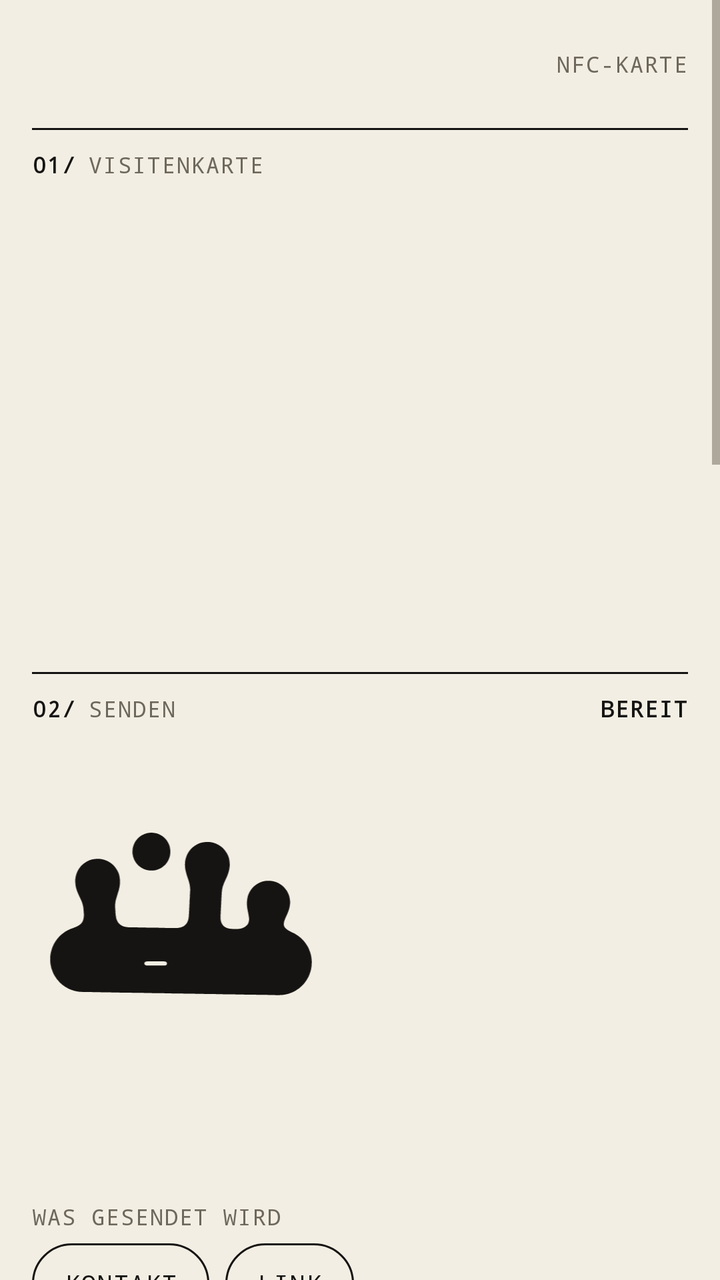
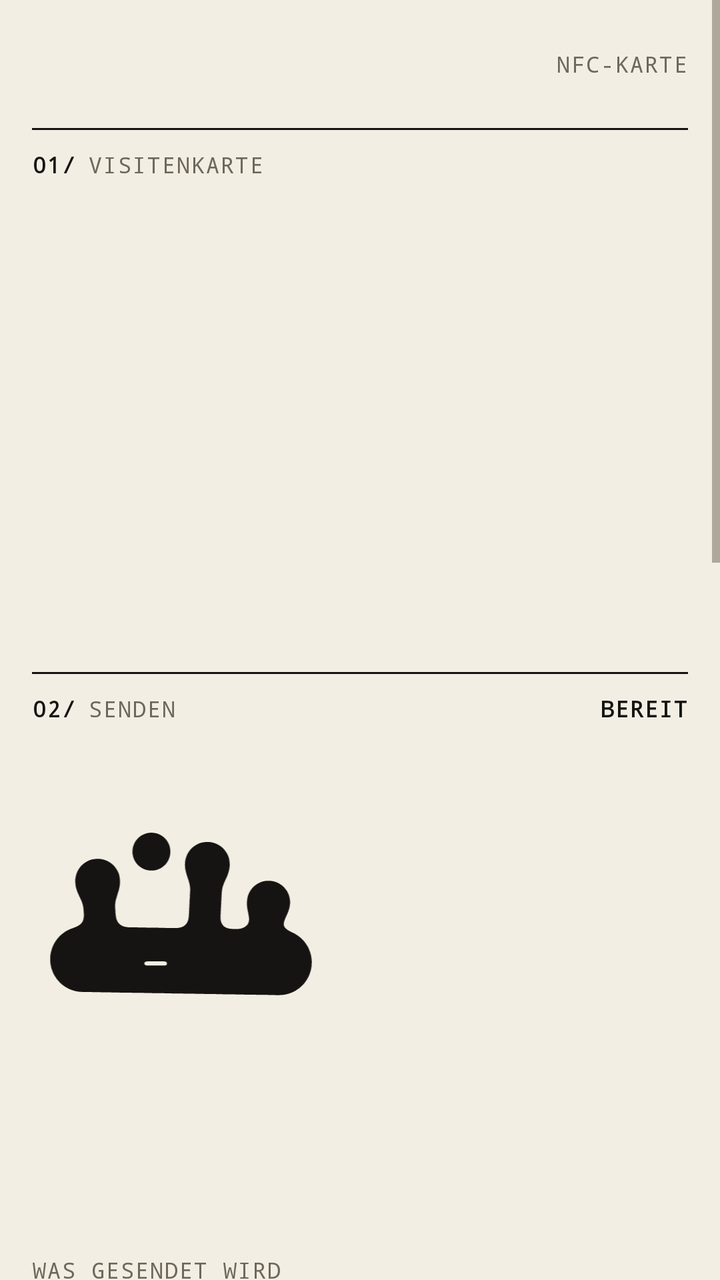

An Android layout rendered at two revisions. The XML below is the earlier revision; the diff shows what the commit changed to produce the second picture.
<!-- AndroidManifest.xml: application theme AppTheme -->
<!-- res/layout/activity_main.xml -->
<?xml version="1.0" encoding="utf-8"?>
<ScrollView xmlns:android="http://schemas.android.com/apk/res/android"
    android:id="@+id/scroll"
    android:layout_width="match_parent"
    android:layout_height="match_parent"
    android:background="@color/paper"
    android:fillViewport="true">

    <LinearLayout
        android:layout_width="match_parent"
        android:layout_height="wrap_content"
        android:orientation="vertical"
        android:paddingLeft="16dp"
        android:paddingRight="16dp"
        android:paddingBottom="32dp">

        
        <LinearLayout
            android:layout_width="match_parent"
            android:layout_height="64dp"
            android:gravity="center_vertical"
            android:orientation="horizontal">

            <ImageView
                android:id="@+id/logo"
                android:layout_width="wrap_content"
                android:layout_height="34dp"
                android:adjustViewBounds="true"
                android:contentDescription="rittau"
                android:scaleType="fitStart" />

            <TextView
                android:id="@+id/logoPlaceholder"
                style="@style/Kicker"
                android:text="LOGO · PLATZHALTER"
                android:visibility="gone" />

            <View
                android:layout_width="0dp"
                android:layout_height="1dp"
                android:layout_weight="1" />

            <TextView
                style="@style/Kicker"
                android:text="NFC-KARTE" />
        </LinearLayout>

        <View style="@style/Line" />

        
        <LinearLayout style="@style/SectionHead">
            <TextView style="@style/KickerNum" android:layout_marginRight="6dp" android:text="01/" />
            <TextView style="@style/Kicker" android:text="Visitenkarte" />
        </LinearLayout>

        <TextView
            android:id="@+id/name"
            android:layout_width="match_parent"
            android:layout_height="wrap_content"
            android:layout_marginTop="40dp"
            android:fontFamily="sans-serif-medium"
            android:includeFontPadding="false"
            android:letterSpacing="-0.045"
            android:lineSpacingMultiplier="0.95"
            android:textColor="@color/ink"
            android:textSize="46sp" />

        <TextView
            android:id="@+id/statement"
            android:layout_width="match_parent"
            android:layout_height="wrap_content"
            android:layout_marginTop="14dp"
            android:fontFamily="sans-serif-medium"
            android:letterSpacing="-0.03"
            android:lineSpacingMultiplier="1.04"
            android:textColor="@color/ink"
            android:textSize="24sp" />

        <LinearLayout
            android:id="@+id/meta"
            android:layout_width="match_parent"
            android:layout_height="wrap_content"
            android:layout_marginTop="40dp"
            android:orientation="vertical" />

        
        <View
            style="@style/Line"
            android:layout_marginTop="56dp" />

        <LinearLayout style="@style/SectionHead">
            <TextView style="@style/KickerNum" android:layout_marginRight="6dp" android:text="02/" />
            <TextView
                style="@style/Kicker"
                android:layout_width="0dp"
                android:layout_weight="1"
                android:text="Senden" />
            <TextView
                android:id="@+id/chip"
                style="@style/KickerNum"
                android:text="BEREIT" />
        </LinearLayout>

        <ImageView
            android:id="@+id/shape"
            android:layout_width="150dp"
            android:layout_height="wrap_content"
            android:layout_marginTop="32dp"
            android:adjustViewBounds="true"
            android:contentDescription="@null"
            android:src="@drawable/form_kamm" />

        <TextView
            android:id="@+id/status"
            android:layout_width="match_parent"
            android:layout_height="wrap_content"
            android:layout_marginTop="28dp"
            android:fontFamily="sans-serif-medium"
            android:letterSpacing="-0.03"
            android:lineSpacingMultiplier="1.05"
            android:textColor="@color/ink"
            android:textSize="26sp" />

        <TextView
            android:id="@+id/nfcSettings"
            style="@style/PillPrimary"
            android:layout_marginTop="20dp"
            android:text="NFC einschalten"
            android:visibility="gone" />

        <TextView
            style="@style/FieldLabel"
            android:layout_marginTop="32dp"
            android:text="Was gesendet wird" />

        <LinearLayout
            android:layout_width="wrap_content"
            android:layout_height="wrap_content"
            android:orientation="horizontal">

            <TextView
                android:id="@+id/modeContact"
                style="@style/Toggle"
                android:text="Kontakt" />

            <TextView
                android:id="@+id/modeLink"
                style="@style/Toggle"
                android:layout_marginLeft="8dp"
                android:text="Link" />
        </LinearLayout>

        <TextView
            android:id="@+id/hint"
            android:layout_width="match_parent"
            android:layout_height="wrap_content"
            android:layout_marginTop="16dp"
            android:background="@drawable/hint_bg"
            android:lineSpacingMultiplier="1.45"
            android:paddingLeft="16dp"
            android:paddingTop="12dp"
            android:paddingRight="14dp"
            android:paddingBottom="12dp"
            android:textColor="@color/ink_2"
            android:textSize="15sp" />

        
        <View
            style="@style/Line"
            android:layout_marginTop="56dp" />

        <LinearLayout style="@style/SectionHead">
            <TextView style="@style/KickerNum" android:layout_marginRight="6dp" android:text="03/" />
            <TextView style="@style/Kicker" android:text="Deine Daten" />
        </LinearLayout>

        <TextView
            android:id="@+id/editToggle"
            style="@style/Pill"
            android:layout_marginTop="20dp"
            android:text="Daten bearbeiten" />

        <LinearLayout
            android:id="@+id/editBox"
            android:layout_width="match_parent"
            android:layout_height="wrap_content"
            android:orientation="vertical">

            <TextView style="@style/FieldLabel" android:text="Name" />
            <EditText
                android:id="@+id/fName"
                style="@style/Field"
                android:inputType="textPersonName|textCapWords" />

            <TextView style="@style/FieldLabel" android:text="Rolle" />
            <EditText
                android:id="@+id/fRole"
                style="@style/Field"
                android:inputType="textCapSentences" />

            <TextView style="@style/FieldLabel" android:text="Firma" />
            <EditText
                android:id="@+id/fCompany"
                style="@style/Field"
                android:inputType="text" />

            <TextView style="@style/FieldLabel" android:text="Abteilung" />
            <EditText
                android:id="@+id/fUnit"
                style="@style/Field"
                android:inputType="textCapWords" />

            <TextView style="@style/FieldLabel" android:text="E-Mail" />
            <EditText
                android:id="@+id/fEmail"
                style="@style/Field"
                android:inputType="textEmailAddress" />

            <TextView style="@style/FieldLabel" android:text="Telefon" />
            <EditText
                android:id="@+id/fPhone"
                style="@style/Field"
                android:inputType="phone" />

            <TextView style="@style/FieldLabel" android:text="Website" />
            <EditText
                android:id="@+id/fWeb"
                style="@style/Field"
                android:inputType="textUri" />

            <TextView style="@style/FieldLabel" android:text="Ort" />
            <EditText
                android:id="@+id/fCity"
                style="@style/Field"
                android:inputType="textCapWords" />

            <LinearLayout
                android:layout_width="wrap_content"
                android:layout_height="wrap_content"
                android:layout_marginTop="24dp"
                android:orientation="horizontal">

                <TextView
                    android:id="@+id/save"
                    style="@style/PillPrimary"
                    android:text="Speichern" />

                <TextView
                    android:id="@+id/cancel"
                    style="@style/Pill"
                    android:layout_marginLeft="8dp"
                    android:text="Abbrechen" />
            </LinearLayout>
        </LinearLayout>

        
        <LinearLayout
            android:id="@+id/updateBox"
            android:layout_width="match_parent"
            android:layout_height="wrap_content"
            android:orientation="vertical"
            android:visibility="gone">

            <View
                style="@style/Line"
                android:layout_marginTop="56dp" />

            <LinearLayout style="@style/SectionHead">
                <TextView style="@style/KickerNum" android:layout_marginRight="6dp" android:text="04/" />
                <TextView style="@style/Kicker" android:text="Update" />
            </LinearLayout>

            <TextView
                android:id="@+id/updateText"
                android:layout_width="match_parent"
                android:layout_height="wrap_content"
                android:layout_marginTop="16dp"
                android:background="@drawable/hint_bg"
                android:lineSpacingMultiplier="1.45"
                android:paddingLeft="16dp"
                android:paddingTop="12dp"
                android:paddingRight="14dp"
                android:paddingBottom="12dp"
                android:textColor="@color/ink_2"
                android:textSize="15sp" />

            <TextView
                android:id="@+id/updateBtn"
                style="@style/PillPrimary"
                android:layout_marginTop="16dp"
                android:text="Nach Update suchen" />
        </LinearLayout>

        
        <View
            style="@style/Line"
            android:layout_marginTop="64dp" />

        <TextView
            style="@style/Kicker"
            android:layout_marginTop="12dp"
            android:text="@string/footer"
            android:textAllCaps="false" />

        <TextView
            android:id="@+id/version"
            style="@style/Kicker"
            android:layout_marginTop="4dp" />
    </LinearLayout>
</ScrollView>
<!-- resources referenced by this layout -->
<resources>
  <color name="ink">#151412</color>
  <color name="ink_2">#4A463E</color>
  <color name="paper">#F3EEE3</color>
  <!-- drawable hint_bg (drawable) -->
  <?xml version="1.0" encoding="utf-8"?>
  <layer-list xmlns:android="http://schemas.android.com/apk/res/android">
      <item>
          <shape android:shape="rectangle"><solid android:color="@color/field" /></shape>
      </item>
      <item android:gravity="left|fill_vertical" android:width="3dp">
          <shape android:shape="rectangle"><solid android:color="@color/ink" /></shape>
      </item>
  </layer-list>
  <string name="footer">Ein NFC-Tool von Marcel Rittau &lt;3</string>
  <style name="Field">
          <item name="android:layout_width">match_parent</item>
          <item name="android:layout_height">wrap_content</item>
          <item name="android:background">@drawable/field_bg</item>
          <item name="android:padding">12dp</item>
          <item name="android:textSize">16sp</item>
          <item name="android:textColor">@color/ink</item>
          <item name="android:textColorHint">@color/ink_3</item>
          <item name="android:maxLines">1</item>
      </style>
  <style name="FieldLabel" parent="Kicker">
          <item name="android:layout_marginTop">18dp</item>
          <item name="android:layout_marginBottom">6dp</item>
      </style>
  <style name="Kicker">
          <item name="android:layout_width">wrap_content</item>
          <item name="android:layout_height">wrap_content</item>
          <item name="android:fontFamily">monospace</item>
          <item name="android:textSize">11sp</item>
          <item name="android:letterSpacing">0.06</item>
          <item name="android:textAllCaps">true</item>
          <item name="android:textColor">@color/ink_3</item>
      </style>
  <style name="KickerNum" parent="Kicker">
          <item name="android:textColor">@color/ink</item>
          <item name="android:textStyle">bold</item>
      </style>
  <style name="Line">
          <item name="android:layout_width">match_parent</item>
          <item name="android:layout_height">1dp</item>
          <item name="android:background">@color/ink</item>
      </style>
  <style name="Pill">
          <item name="android:layout_width">wrap_content</item>
          <item name="android:layout_height">wrap_content</item>
          <item name="android:minHeight">44dp</item>
          <item name="android:gravity">center</item>
          <item name="android:paddingLeft">20dp</item>
          <item name="android:paddingRight">20dp</item>
          <item name="android:background">@drawable/btn_pill</item>
          <item name="android:textColor">@color/btn_text</item>
          <item name="android:textSize">13.5sp</item>
          <item name="android:fontFamily">sans-serif-medium</item>
          <item name="android:clickable">true</item>
          <item name="android:focusable">true</item>
      </style>
  <style name="PillPrimary" parent="Pill">
          <item name="android:background">@drawable/btn_pill_primary</item>
          <item name="android:textColor">@color/paper</item>
      </style>
  <style name="SectionHead">
          <item name="android:layout_width">match_parent</item>
          <item name="android:layout_height">wrap_content</item>
          <item name="android:orientation">horizontal</item>
          <item name="android:paddingTop">10dp</item>
          <item name="android:paddingBottom">10dp</item>
          <item name="android:gravity">center_vertical</item>
      </style>
  <color name="field">#FBF8F1</color>
  <color name="ink_3">#6E685C</color>
  <color name="lime">#CDF443</color>
  <!-- unchanged entries left out for length: 7 -->
</resources>

<!-- the commit's change to res/layout/activity_main.xml (unified diff, before → after) -->
@@ -122,6 +122,14 @@
             android:textSize="26sp" />
 
         <TextView
+            android:id="@+id/diag"
+            style="@style/Kicker"
+            android:layout_width="match_parent"
+            android:layout_marginTop="12dp"
+            android:lineSpacingMultiplier="1.3"
+            android:textAllCaps="false" />
+
+        <TextView
             android:id="@+id/nfcSettings"
             style="@style/PillPrimary"
             android:layout_marginTop="20dp"
@@ -147,7 +155,25 @@
                 android:id="@+id/modeLink"
                 style="@style/Toggle"
                 android:layout_marginLeft="8dp"
-                android:text="Link" />
+                android:text="Website" />
+        </LinearLayout>
+
+        <LinearLayout
+            android:layout_width="wrap_content"
+            android:layout_height="wrap_content"
+            android:layout_marginTop="8dp"
+            android:orientation="horizontal">
+
+            <TextView
+                android:id="@+id/modeInstagram"
+                style="@style/Toggle"
+                android:text="Instagram" />
+
+            <TextView
+                android:id="@+id/modeCv"
+                style="@style/Toggle"
+                android:layout_marginLeft="8dp"
+                android:text="Lebenslauf" />
         </LinearLayout>
 
         <TextView
@@ -164,6 +190,16 @@
             android:textColor="@color/ink_2"
             android:textSize="15sp" />
 
+        <TextView
+            style="@style/FieldLabel"
+            android:layout_marginTop="32dp"
+            android:text="Ohne NFC" />
+
+        <TextView
+            android:id="@+id/shareCv"
+            style="@style/Pill"
+            android:text="Lebenslauf teilen" />
+
         
         <View
             style="@style/Line"
@@ -184,7 +220,8 @@
             android:id="@+id/editBox"
             android:layout_width="match_parent"
             android:layout_height="wrap_content"
-            android:orientation="vertical">
+            android:orientation="vertical"
+            android:visibility="gone">
 
             <TextView style="@style/FieldLabel" android:text="Name" />
             <EditText
@@ -225,6 +262,26 @@
             <TextView style="@style/FieldLabel" android:text="Website" />
             <EditText
                 android:id="@+id/fWeb"
+                style="@style/Field"
+                android:inputType="textUri" />
+
+            <TextView style="@style/FieldLabel" android:text="Instagram" />
+            <EditText
+                android:id="@+id/fInstagram"
+                style="@style/Field"
+                android:hint="\@deinname"
+                android:inputType="textUri" />
+
+            <TextView style="@style/FieldLabel" android:text="LinkedIn" />
+            <EditText
+                android:id="@+id/fLinkedin"
+                style="@style/Field"
+                android:hint="linkedin.com/in/deinname"
+                android:inputType="textUri" />
+
+            <TextView style="@style/FieldLabel" android:text="Lebenslauf (Link zur PDF)" />
+            <EditText
+                android:id="@+id/fCv"
                 style="@style/Field"
                 android:inputType="textUri" />
 
@@ -258,8 +315,7 @@
             android:id="@+id/updateBox"
             android:layout_width="match_parent"
             android:layout_height="wrap_content"
-            android:orientation="vertical"
-            android:visibility="gone">
+            android:orientation="vertical">
 
             <View
                 style="@style/Line"
@@ -272,6 +328,7 @@
 
             <TextView
                 android:id="@+id/updateText"
+                android:text="Lädt die neueste Version im Browser. Einfach über die alte installieren – deine Daten bleiben erhalten."
                 android:layout_width="match_parent"
                 android:layout_height="wrap_content"
                 android:layout_marginTop="16dp"
